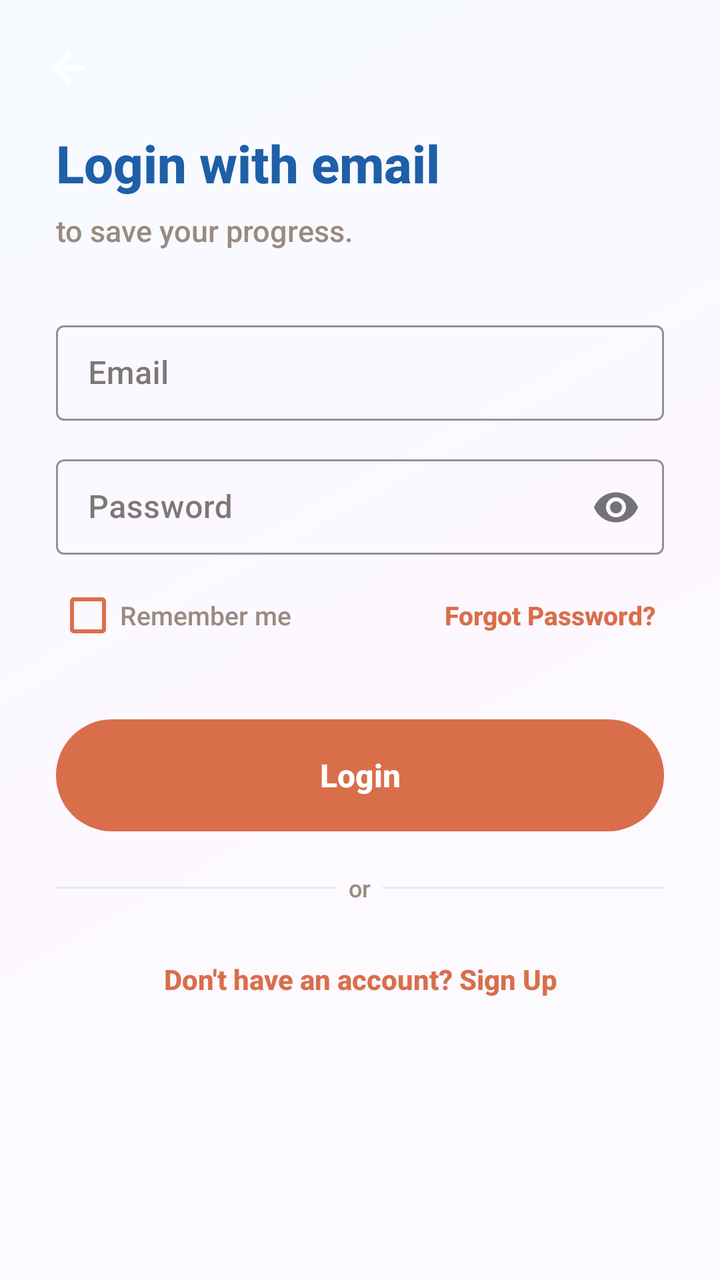
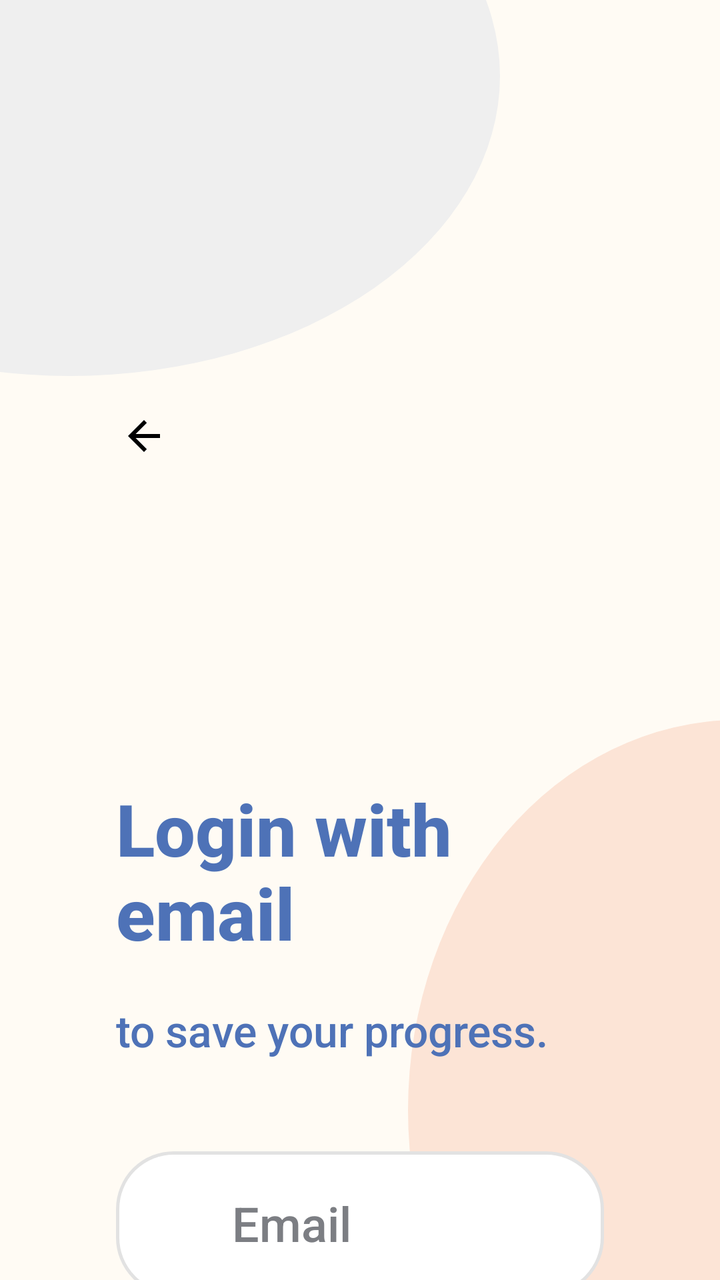

Two renders of the same Android screen: before a commit and after it. Below are the layout's source before the change and the commit's diff.
<!-- AndroidManifest.xml: application theme Theme.TalentBaby -->
<!-- res/layout/activity_login.xml -->
<?xml version="1.0" encoding="utf-8"?>
<LinearLayout
    xmlns:android="http://schemas.android.com/apk/res/android"
    xmlns:app="http://schemas.android.com/apk/res-auto"
    android:layout_width="match_parent"
    android:layout_height="match_parent"
    android:orientation="vertical"
    android:background="@drawable/bg_onboarding">

    
    <ImageButton
        android:id="@+id/btnBack"
        android:layout_width="44dp"
        android:layout_height="44dp"
        android:src="@drawable/ic_back"
        android:background="?attr/selectableItemBackgroundBorderless"
        android:layout_marginStart="12dp"
        android:layout_marginTop="12dp"
        android:padding="10dp"
        android:contentDescription="Back" />

    <ScrollView
        android:layout_width="match_parent"
        android:layout_height="0dp"
        android:layout_weight="1"
        android:fillViewport="true"
        android:scrollbars="none">

        <LinearLayout
            android:layout_width="match_parent"
            android:layout_height="wrap_content"
            android:orientation="vertical"
            android:paddingHorizontal="28dp"
            android:paddingBottom="24dp">

            
            <TextView
                android:layout_width="wrap_content"
                android:layout_height="wrap_content"
                android:text="@string/login_with_email"
                android:textSize="26sp"
                android:textStyle="bold"
                android:textColor="@color/headline_blue"
                android:layout_marginTop="8dp" />

            <TextView
                android:layout_width="wrap_content"
                android:layout_height="wrap_content"
                android:text="@string/save_progress_subtitle"
                android:textSize="15sp"
                android:textColor="@color/text_secondary"
                android:layout_marginTop="6dp"
                android:layout_marginBottom="32dp" />

            
            <com.google.android.material.textfield.TextInputLayout
                android:id="@+id/textInputLayoutEmail"
                android:layout_width="match_parent"
                android:layout_height="wrap_content"
                android:hint="@string/email"
                android:layout_marginBottom="14dp"
                app:boxStrokeColor="@color/primary"
                app:hintTextColor="@color/primary"
                style="@style/Widget.MaterialComponents.TextInputLayout.OutlinedBox.Dense">

                <com.google.android.material.textfield.TextInputEditText
                    android:id="@+id/editTextEmail"
                    android:layout_width="match_parent"
                    android:layout_height="wrap_content"
                    android:inputType="textEmailAddress"
                    android:autofillHints="emailAddress" />
            </com.google.android.material.textfield.TextInputLayout>

            
            <com.google.android.material.textfield.TextInputLayout
                android:id="@+id/textInputLayoutPassword"
                android:layout_width="match_parent"
                android:layout_height="wrap_content"
                android:hint="@string/password"
                android:layout_marginBottom="6dp"
                app:boxStrokeColor="@color/primary"
                app:hintTextColor="@color/primary"
                app:passwordToggleEnabled="true"
                style="@style/Widget.MaterialComponents.TextInputLayout.OutlinedBox.Dense">

                <com.google.android.material.textfield.TextInputEditText
                    android:id="@+id/editTextPassword"
                    android:layout_width="match_parent"
                    android:layout_height="wrap_content"
                    android:inputType="textPassword"
                    android:autofillHints="password" />
            </com.google.android.material.textfield.TextInputLayout>

            
            <LinearLayout
                android:layout_width="match_parent"
                android:layout_height="wrap_content"
                android:orientation="horizontal"
                android:gravity="center_vertical"
                android:layout_marginBottom="28dp">

                <com.google.android.material.checkbox.MaterialCheckBox
                    android:id="@+id/checkboxRememberMe"
                    android:layout_width="wrap_content"
                    android:layout_height="wrap_content"
                    android:text="@string/remember_me"
                    android:textSize="13sp"
                    android:textColor="@color/text_secondary"
                    app:buttonTint="@color/primary"
                    android:layout_weight="1" />

                <TextView
                    android:id="@+id/textForgotPassword"
                    android:layout_width="wrap_content"
                    android:layout_height="wrap_content"
                    android:text="@string/forgot_password"
                    android:textSize="13sp"
                    android:textColor="@color/forgot_password"
                    android:textStyle="bold"
                    android:padding="4dp"
                    android:clickable="true"
                    android:focusable="true" />
            </LinearLayout>

            
            <TextView
                android:id="@+id/buttonLogin"
                android:layout_width="match_parent"
                android:layout_height="56dp"
                android:text="@string/login"
                android:textSize="16sp"
                android:textStyle="bold"
                android:textColor="@color/white"
                android:background="@drawable/bg_teal_button_large"
                android:gravity="center"
                android:clickable="true"
                android:focusable="true"
                android:layout_marginBottom="20dp" />

            
            <LinearLayout
                android:layout_width="match_parent"
                android:layout_height="wrap_content"
                android:orientation="horizontal"
                android:gravity="center_vertical"
                android:layout_marginBottom="20dp">
                <View android:layout_width="0dp" android:layout_height="1dp" android:layout_weight="1" android:background="@color/divider" />
                <TextView android:layout_width="wrap_content" android:layout_height="wrap_content" android:text="  or  " android:textSize="12sp" android:textColor="@color/text_secondary" />
                <View android:layout_width="0dp" android:layout_height="1dp" android:layout_weight="1" android:background="@color/divider" />
            </LinearLayout>

            
            <TextView
                android:id="@+id/textViewSignUp"
                android:layout_width="match_parent"
                android:layout_height="wrap_content"
                android:text="@string/dont_have_account"
                android:textSize="14sp"
                android:textColor="@color/primary"
                android:textStyle="bold"
                android:gravity="center"
                android:padding="8dp"
                android:clickable="true"
                android:focusable="true" />

            
            <ProgressBar
                android:id="@+id/progressBar"
                android:layout_width="wrap_content"
                android:layout_height="wrap_content"
                android:layout_gravity="center"
                android:indeterminateTint="@color/primary"
                android:visibility="gone"
                android:layout_marginTop="8dp" />

        </LinearLayout>
    </ScrollView>

</LinearLayout>
<!-- resources referenced by this layout -->
<resources>
  <color name="divider">#FFE0EAF4</color>
  <color name="forgot_password">#FFD96E4B</color>
  <color name="headline_blue">#FF1E5FA8</color>
  <color name="text_secondary">#FF9A8A80</color>
  <!-- drawable bg_onboarding (drawable) -->
  <?xml version="1.0" encoding="utf-8"?>
  <shape xmlns:android="http://schemas.android.com/apk/res/android"
      android:shape="rectangle">
      <gradient
          android:startColor="#FFFAFBFF"
          android:centerColor="#FFFDF8FF"
          android:endColor="#FFF5FBFF"
          android:angle="135" />
  </shape>
  <!-- drawable bg_teal_button_large (drawable) -->
  <?xml version="1.0" encoding="utf-8"?>
  <shape xmlns:android="http://schemas.android.com/apk/res/android"
      android:shape="rectangle">
      <solid android:color="@color/primary" />
      <corners android:radius="28dp" />
  </shape>
  <!-- drawable ic_back (drawable) -->
  <?xml version="1.0" encoding="utf-8"?>
  <vector xmlns:android="http://schemas.android.com/apk/res/android"
      android:width="24dp"
      android:height="24dp"
      android:viewportWidth="24"
      android:viewportHeight="24"
      android:tint="@color/white">
      <path
          android:fillColor="@android:color/white"
          android:pathData="M20,11H7.83l5.59,-5.59L12,4l-8,8 8,8 1.41,-1.41L7.83,13H20v-2z" />
  </vector>
  <string name="dont_have_account">Don\'t have an account? Sign Up</string>
  <string name="forgot_password">Forgot Password?</string>
  <string name="login">Login</string>
  <string name="password">Password</string>
  <string name="remember_me">Remember me</string>
  <style name="Theme.TalentBaby" parent="Theme.MaterialComponents.DayNight.NoActionBar">
          
          <item name="colorPrimary">@color/primary</item>
          <item name="colorPrimaryVariant">@color/primary_dark</item>
          <item name="colorOnPrimary">@color/white</item>
          
          <item name="colorSecondary">@color/secondary</item>
          <item name="colorSecondaryVariant">@color/secondary_dark</item>
          <item name="colorOnSecondary">@color/white</item>
          
          <item name="colorSurface">@color/surface</item>
          <item name="colorOnSurface">@color/text_primary</item>
          <item name="android:colorBackground">@color/background</item>
          <item name="android:windowBackground">@color/background</item>
          
          <item name="android:statusBarColor">@color/background</item>
          <item name="android:windowLightStatusBar">true</item>
          
          <item name="elevationOverlayEnabled">true</item>
          
          <item name="android:fontFamily">sans-serif-medium</item>
      </style>
  <!-- unchanged entries left out for length: 11 -->
</resources>

<!-- the commit's change to res/layout/activity_login.xml (unified diff, before → after) -->
@@ -1,179 +1,81 @@
 <?xml version="1.0" encoding="utf-8"?>
-<LinearLayout
-    xmlns:android="http://schemas.android.com/apk/res/android"
-    xmlns:app="http://schemas.android.com/apk/res-auto"
+<FrameLayout xmlns:android="http://schemas.android.com/apk/res/android"
     android:layout_width="match_parent"
     android:layout_height="match_parent"
-    android:orientation="vertical"
-    android:background="@drawable/bg_onboarding">
+    android:background="@drawable/bg_login_design">
 
-    
     <ImageButton
         android:id="@+id/btnBack"
-        android:layout_width="44dp"
-        android:layout_height="44dp"
-        android:src="@drawable/ic_back"
+        android:layout_width="56dp"
+        android:layout_height="56dp"
+        android:layout_marginStart="44dp"
+        android:layout_marginTop="190dp"
         android:background="?attr/selectableItemBackgroundBorderless"
-        android:layout_marginStart="12dp"
-        android:layout_marginTop="12dp"
-        android:padding="10dp"
-        android:contentDescription="Back" />
+        android:contentDescription="Back"
+        android:padding="8dp"
+        android:src="@drawable/ic_arrow_back"
+        android:tint="@color/black" />
 
-    <ScrollView
+    <LinearLayout
         android:layout_width="match_parent"
-        android:layout_height="0dp"
-        android:layout_weight="1"
-        android:fillViewport="true"
-        android:scrollbars="none">
+        android:layout_height="wrap_content"
+        android:layout_marginTop="390dp"
+        android:orientation="vertical"
+        android:paddingStart="58dp"
+        android:paddingEnd="58dp">
 
-        <LinearLayout
+        <TextView
             android:layout_width="match_parent"
             android:layout_height="wrap_content"
-            android:orientation="vertical"
-            android:paddingHorizontal="28dp"
-            android:paddingBottom="24dp">
+            android:text="@string/login_with_email"
+            android:textColor="@color/design_blue"
+            android:textSize="36sp"
+            android:textStyle="bold" />
 
-            
-            <TextView
-                android:layout_width="wrap_content"
-                android:layout_height="wrap_content"
-                android:text="@string/login_with_email"
-                android:textSize="26sp"
-                android:textStyle="bold"
-                android:textColor="@color/headline_blue"
-                android:layout_marginTop="8dp" />
+        <TextView
+            android:layout_width="match_parent"
+            android:layout_height="wrap_content"
+            android:layout_marginTop="20dp"
+            android:text="@string/save_progress_subtitle"
+            android:textColor="@color/design_blue"
+            android:textSize="22sp" />
 
-            <TextView
-                android:layout_width="wrap_content"
-                android:layout_height="wrap_content"
-                android:text="@string/save_progress_subtitle"
-                android:textSize="15sp"
-                android:textColor="@color/text_secondary"
-                android:layout_marginTop="6dp"
-                android:layout_marginBottom="32dp" />
+        <EditText
+            android:id="@+id/editTextEmail"
+            android:layout_width="match_parent"
+            android:layout_height="72dp"
+            android:layout_marginTop="46dp"
+            android:background="@drawable/bg_soft_input"
+            android:hint="@string/email"
+            android:inputType="textEmailAddress"
+            android:paddingStart="58dp"
+            android:paddingEnd="24dp"
+            android:singleLine="true"
+            android:textColor="@color/black"
+            android:textColorHint="@color/design_gray"
+            android:textSize="24sp"
+            android:autofillHints="emailAddress" />
 
-            
-            <com.google.android.material.textfield.TextInputLayout
-                android:id="@+id/textInputLayoutEmail"
-                android:layout_width="match_parent"
-                android:layout_height="wrap_content"
-                android:hint="@string/email"
-                android:layout_marginBottom="14dp"
-                app:boxStrokeColor="@color/primary"
-                app:hintTextColor="@color/primary"
-                style="@style/Widget.MaterialComponents.TextInputLayout.OutlinedBox.Dense">
+        <TextView
+            android:id="@+id/buttonLogin"
+            android:layout_width="match_parent"
+            android:layout_height="64dp"
+            android:layout_marginTop="70dp"
+            android:background="@drawable/bg_disabled_pill"
+            android:clickable="true"
+            android:focusable="true"
+            android:gravity="center"
+            android:text="@string/send_otp"
+            android:textColor="#97A0A8"
+            android:textSize="22sp" />
 
-                <com.google.android.material.textfield.TextInputEditText
-                    android:id="@+id/editTextEmail"
-                    android:layout_width="match_parent"
-                    android:layout_height="wrap_content"
-                    android:inputType="textEmailAddress"
-                    android:autofillHints="emailAddress" />
-            </com.google.android.material.textfield.TextInputLayout>
-
-            
-            <com.google.android.material.textfield.TextInputLayout
-                android:id="@+id/textInputLayoutPassword"
-                android:layout_width="match_parent"
-                android:layout_height="wrap_content"
-                android:hint="@string/password"
-                android:layout_marginBottom="6dp"
-                app:boxStrokeColor="@color/primary"
-                app:hintTextColor="@color/primary"
-                app:passwordToggleEnabled="true"
-                style="@style/Widget.MaterialComponents.TextInputLayout.OutlinedBox.Dense">
-
-                <com.google.android.material.textfield.TextInputEditText
-                    android:id="@+id/editTextPassword"
-                    android:layout_width="match_parent"
-                    android:layout_height="wrap_content"
-                    android:inputType="textPassword"
-                    android:autofillHints="password" />
-            </com.google.android.material.textfield.TextInputLayout>
-
-            
-            <LinearLayout
-                android:layout_width="match_parent"
-                android:layout_height="wrap_content"
-                android:orientation="horizontal"
-                android:gravity="center_vertical"
-                android:layout_marginBottom="28dp">
-
-                <com.google.android.material.checkbox.MaterialCheckBox
-                    android:id="@+id/checkboxRememberMe"
-                    android:layout_width="wrap_content"
-                    android:layout_height="wrap_content"
-                    android:text="@string/remember_me"
-                    android:textSize="13sp"
-                    android:textColor="@color/text_secondary"
-                    app:buttonTint="@color/primary"
-                    android:layout_weight="1" />
-
-                <TextView
-                    android:id="@+id/textForgotPassword"
-                    android:layout_width="wrap_content"
-                    android:layout_height="wrap_content"
-                    android:text="@string/forgot_password"
-                    android:textSize="13sp"
-                    android:textColor="@color/forgot_password"
-                    android:textStyle="bold"
-                    android:padding="4dp"
-                    android:clickable="true"
-                    android:focusable="true" />
-            </LinearLayout>
-
-            
-            <TextView
-                android:id="@+id/buttonLogin"
-                android:layout_width="match_parent"
-                android:layout_height="56dp"
-                android:text="@string/login"
-                android:textSize="16sp"
-                android:textStyle="bold"
-                android:textColor="@color/white"
-                android:background="@drawable/bg_teal_button_large"
-                android:gravity="center"
-                android:clickable="true"
-                android:focusable="true"
-                android:layout_marginBottom="20dp" />
-
-            
-            <LinearLayout
-                android:layout_width="match_parent"
-                android:layout_height="wrap_content"
-                android:orientation="horizontal"
-                android:gravity="center_vertical"
-                android:layout_marginBottom="20dp">
-                <View android:layout_width="0dp" android:layout_height="1dp" android:layout_weight="1" android:background="@color/divider" />
-                <TextView android:layout_width="wrap_content" android:layout_height="wrap_content" android:text="  or  " android:textSize="12sp" android:textColor="@color/text_secondary" />
-                <View android:layout_width="0dp" android:layout_height="1dp" android:layout_weight="1" android:background="@color/divider" />
-            </LinearLayout>
-
-            
-            <TextView
-                android:id="@+id/textViewSignUp"
-                android:layout_width="match_parent"
-                android:layout_height="wrap_content"
-                android:text="@string/dont_have_account"
-                android:textSize="14sp"
-                android:textColor="@color/primary"
-                android:textStyle="bold"
-                android:gravity="center"
-                android:padding="8dp"
-                android:clickable="true"
-                android:focusable="true" />
-
-            
-            <ProgressBar
-                android:id="@+id/progressBar"
-                android:layout_width="wrap_content"
-                android:layout_height="wrap_content"
-                android:layout_gravity="center"
-                android:indeterminateTint="@color/primary"
-                android:visibility="gone"
-                android:layout_marginTop="8dp" />
-
-        </LinearLayout>
-    </ScrollView>
-
-</LinearLayout>
+        <ProgressBar
+            android:id="@+id/progressBar"
+            android:layout_width="wrap_content"
+            android:layout_height="wrap_content"
+            android:layout_gravity="center_horizontal"
+            android:layout_marginTop="18dp"
+            android:indeterminateTint="@color/article_header"
+            android:visibility="gone" />
+    </LinearLayout>
+</FrameLayout>
<!-- resource entries referenced after the edit -->
@@ -1,43 +1,67 @@
 <!-- resources referenced by this layout -->
 <resources>
-  <color name="divider">#FFE0EAF4</color>
-  <color name="forgot_password">#FFD96E4B</color>
-  <color name="headline_blue">#FF1E5FA8</color>
-  <color name="text_secondary">#FF9A8A80</color>
-  <!-- drawable bg_onboarding (drawable) -->
+  <color name="article_header">#FF58B7BE</color>
+  <color name="black">#FF000000</color>
+  <color name="design_blue">#FF4E72B7</color>
+  <color name="design_gray">#FF7C7E83</color>
+  <!-- drawable bg_disabled_pill (drawable) -->
   <?xml version="1.0" encoding="utf-8"?>
-  <shape xmlns:android="http://schemas.android.com/apk/res/android"
-      android:shape="rectangle">
-      <gradient
-          android:startColor="#FFFAFBFF"
-          android:centerColor="#FFFDF8FF"
-          android:endColor="#FFF5FBFF"
-          android:angle="135" />
+  <shape xmlns:android="http://schemas.android.com/apk/res/android">
+      <solid android:color="#E1E6EA" />
+      <corners android:radius="30dp" />
   </shape>
-  <!-- drawable bg_teal_button_large (drawable) -->
+  <!-- drawable bg_login_design (drawable) -->
   <?xml version="1.0" encoding="utf-8"?>
-  <shape xmlns:android="http://schemas.android.com/apk/res/android"
-      android:shape="rectangle">
-      <solid android:color="@color/primary" />
+  <layer-list xmlns:android="http://schemas.android.com/apk/res/android">
+      <item>
+          <shape android:shape="rectangle">
+              <solid android:color="@color/design_cream" />
+          </shape>
+      </item>
+  
+      <item
+          android:width="430dp"
+          android:height="300dp"
+          android:gravity="top|start"
+          android:left="-180dp"
+          android:top="-112dp">
+          <shape android:shape="oval">
+              <solid android:color="#EFEFEF" />
+          </shape>
+      </item>
+  
+      <item
+          android:width="330dp"
+          android:height="390dp"
+          android:gravity="bottom|end"
+          android:right="-174dp"
+          android:bottom="-110dp">
+          <shape android:shape="oval">
+              <solid android:color="@color/lb_blush" />
+          </shape>
+      </item>
+  </layer-list>
+  <!-- drawable bg_soft_input (drawable) -->
+  <?xml version="1.0" encoding="utf-8"?>
+  <shape xmlns:android="http://schemas.android.com/apk/res/android">
+      <solid android:color="@color/white" />
       <corners android:radius="28dp" />
+      <stroke
+          android:width="1.5dp"
+          android:color="@color/design_line" />
   </shape>
-  <!-- drawable ic_back (drawable) -->
+  <!-- drawable ic_arrow_back (drawable) -->
   <?xml version="1.0" encoding="utf-8"?>
   <vector xmlns:android="http://schemas.android.com/apk/res/android"
       android:width="24dp"
       android:height="24dp"
       android:viewportWidth="24"
-      android:viewportHeight="24"
-      android:tint="@color/white">
+      android:viewportHeight="24">
       <path
-          android:fillColor="@android:color/white"
-          android:pathData="M20,11H7.83l5.59,-5.59L12,4l-8,8 8,8 1.41,-1.41L7.83,13H20v-2z" />
+          android:pathData="M20,11H7.83l5.59,-5.59L12,4l-8,8 8,8 1.41,-1.41L7.83,13H20v-2z"
+          android:fillColor="#2B1F1A" />
   </vector>
-  <string name="dont_have_account">Don\'t have an account? Sign Up</string>
-  <string name="forgot_password">Forgot Password?</string>
-  <string name="login">Login</string>
-  <string name="password">Password</string>
-  <string name="remember_me">Remember me</string>
+  <string name="send_otp">Send OTP</string>
   <style name="Theme.TalentBaby" parent="Theme.MaterialComponents.DayNight.NoActionBar">
           
           <item name="colorPrimary">@color/primary</item>
@@ -52,14 +76,35 @@
           <item name="colorOnSurface">@color/text_primary</item>
           <item name="android:colorBackground">@color/background</item>
           <item name="android:windowBackground">@color/background</item>
+          <item name="android:windowAnimationStyle">@style/Animation.TalentBaby.None</item>
+          <item name="android:forceDarkAllowed">false</item>
           
-          <item name="android:statusBarColor">@color/background</item>
-          <item name="android:windowLightStatusBar">true</item>
+          <item name="android:statusBarColor">@color/app_header_start</item>
+          <item name="android:navigationBarColor">@color/white</item>
+          <item name="android:windowLightStatusBar">false</item>
           
           <item name="elevationOverlayEnabled">true</item>
           
           <item name="android:fontFamily">sans-serif-medium</item>
       </style>
+  <color name="design_cream">#FFFFFBF4</color>
+  <color name="lb_blush">#FCE4D6</color>
+  <color name="design_line">#FFE2E2E2</color>
+  <style name="Animation.TalentBaby.None" parent="@android:style/Animation">
+          <item name="android:activityOpenEnterAnimation">@null</item>
+          <item name="android:activityOpenExitAnimation">@null</item>
+          <item name="android:activityCloseEnterAnimation">@null</item>
+          <item name="android:activityCloseExitAnimation">@null</item>
+          <item name="android:taskOpenEnterAnimation">@null</item>
+          <item name="android:taskOpenExitAnimation">@null</item>
+          <item name="android:taskCloseEnterAnimation">@null</item>
+          <item name="android:taskCloseExitAnimation">@null</item>
+          <item name="android:taskToFrontEnterAnimation">@null</item>
+          <item name="android:taskToFrontExitAnimation">@null</item>
+          <item name="android:taskToBackEnterAnimation">@null</item>
+          <item name="android:taskToBackExitAnimation">@null</item>
+      </style>
+  <color name="app_header_start">#FFC8EEF4</color>
   <!-- unchanged entries left out for length: 11 -->
 </resources>
 
